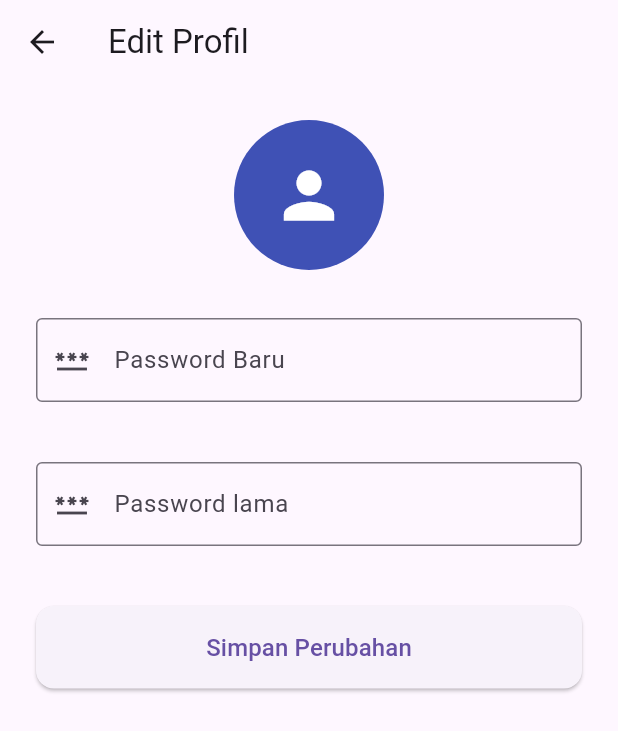
After one commit to imdito/Kripto-App-Vault, a Flutter app: the EditProfileView screen opened by its route, on a phone screen of 412 x 824 dp. The commit adds this screen. Shown: the top 731 px of the screen. Run offline on Flutter 3.47's test engine with Material 3 defaults, Android fonts, the phone set to English and light mode, and no system bars; our stand-ins replace flutter_dotenv, get.

Commit message:
tambah fitur change password

```diff
--- /dev/null
+++ b/lib/profilePage/editProfile/edit_profile_view.dart
@@ -0,0 +1,93 @@
+import 'package:flutter/material.dart';
+import 'edit_profile_controller.dart';
+import 'package:get/get.dart';
+
+class EditProfileView extends GetView<EditProfileController> {
+  const EditProfileView({Key? key}) : super(key: key);
+
+  @override
+  Widget build(BuildContext context) {
+    return Scaffold(
+      appBar: AppBar(
+        title: const Text('Edit Profil'),
+      ),
+      body: SingleChildScrollView(
+        child: Padding(
+          padding: const EdgeInsets.all(24.0),
+          // Bungkus dengan Form untuk validasi
+          child: Form(
+            key: controller.formKey,
+            child: Column(
+              crossAxisAlignment: CrossAxisAlignment.stretch,
+              children: [
+                // Ilustrasi atau foto profil bisa ditambahkan di sini
+                const Center(
+                  child: CircleAvatar(
+                    radius: 50,
+                    backgroundColor: Colors.indigo,
+                    child: Icon(Icons.person, size: 50, color: Colors.white),
+                  ),
+                ),
+                const SizedBox(height: 32),
+
+                // --- Form Field Password ---
+                TextFormField(
+                  controller: controller.passwordController,
+                  decoration: const InputDecoration(
+                    labelText: 'Password Baru',
+                    border: OutlineInputBorder(),
+                    prefixIcon: Icon(Icons.password_outlined),
+                  ),
+                  keyboardType: TextInputType.visiblePassword,
+                ),
+                //form old password
+                const SizedBox(height: 40),
+                TextFormField(
+                  controller: controller.oldPasswordController,
+                  decoration: const InputDecoration(
+                    labelText: 'Password lama',
+                    border: OutlineInputBorder(),
+                    prefixIcon: Icon(Icons.password_outlined),
+                  ),
+                  keyboardType: TextInputType.visiblePassword,
+                ),
+                const SizedBox(height: 40),
+
+
+                // --- Tombol Simpan ---
+                // Gunakan Obx untuk menampilkan loading di tombol
+                Obx(() {
+                  return ElevatedButton(
+                    style: ElevatedButton.styleFrom(
+                      padding: const EdgeInsets.symmetric(vertical: 16),
+                      shape: RoundedRectangleBorder(
+                        borderRadius: BorderRadius.circular(12),
+                      ),
+                    ),
+                    // Nonaktifkan tombol saat loading
+                    onPressed: controller.isLoading.value ? null : () {
+                      controller.saveChanges();
+                    },
+                    child: controller.isLoading.value
+                        ? const SizedBox(
+                      width: 24,
+                      height: 24,
+                      child: CircularProgressIndicator(
+                        color: Colors.white,
+                        strokeWidth: 3,
+                      ),
+                    )
+                        : const Text(
+                      'Simpan Perubahan',
+                      style: TextStyle(fontSize: 16),
+                    ),
+                  );
+                }),
+              ],
+            ),
+          ),
+        ),
+      ),
+    );
+  }
+}
--- a/lib/routes.dart
+++ b/lib/routes.dart
@@ -3,10 +3,16 @@ import 'package:kripto_app/LoginRegister/login_register_view.dart';
 import 'package:kripto_app/LoginRegister/signin_up_controller.dart';
 import 'package:kripto_app/homePage/home_page_view.dart';
 import 'package:kripto_app/homePage/home_page_controller.dart';
+import 'package:kripto_app/profilePage/editProfile/edit_profile_controller.dart';
+import 'package:kripto_app/profilePage/editProfile/edit_profile_view.dart';
+import 'package:kripto_app/profilePage/profile_controller.dart';
+import 'package:kripto_app/profilePage/profile_view.dart';
 
 class AppRoutes {
   static const String login = '/login';
   static const String home = '/home';
+  static const String profile = '/profile';
+  static const String editProfile = '/edit-profile';
 }
 
 class AppPages {
@@ -20,10 +26,31 @@ class AppPages {
     ),
     GetPage(
       name: AppRoutes.home,
-      page: () => const HomePageView(),
+      page: () => HomePageView(),
       binding: BindingsBuilder(() {
         Get.lazyPut<HomePageController>(() => HomePageController());
       }),
     ),
+
+    GetPage(
+      name: AppRoutes.profile,
+      page: () => ProfileView(),
+      binding: BindingsBuilder(
+        () {
+          Get.lazyPut<ProfileController>(() => ProfileController());
+        },
+      ),
+    ),
+    GetPage(
+      name: AppRoutes.editProfile, // (misal: '/edit-profile')
+      page: () => EditProfileView(),
+      binding: BindingsBuilder(
+        () {
+          Get.lazyPut<EditProfileController>(() => EditProfileController());
+        },
+      ),
+      transition: Transition.rightToLeft, // Transisi
+    ),
+
   ];
 }
```
Also changed, not shown: lib/LoginRegister/signin_up_controller.dart (+8 -2 lines), lib/homePage/home_page_view.dart (+22 -9 lines), lib/profilePage/editProfile/edit_profile_controller.dart (added, +137 -0 lines), lib/profilePage/profile_controller.dart (added, +52 -0 lines), lib/profilePage/profile_view.dart (added, +129 -0 lines).
